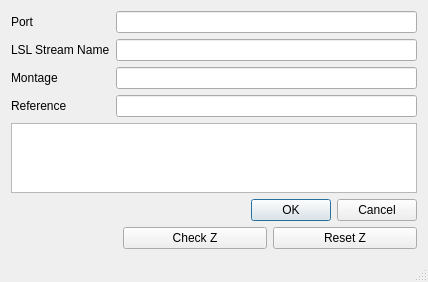
WearableSensing/App-WearableSensing, file GUI/mainwindow.ui: the form before one commit.
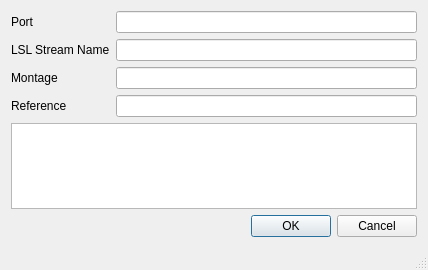
The form after the commit.

The edit to the form file:
```diff
--- a/GUI/mainwindow.ui
+++ b/GUI/mainwindow.ui
@@ -61,38 +61,6 @@
      </widget>
     </item>
 
-<item row="9" column="2">
- <layout class="QHBoxLayout" name="zButtonLayout">
-  <item>
-   <spacer>
-    <property name="orientation">
-     <enum>Qt::Horizontal</enum>
-    </property>
-   </spacer>
-  </item>
-  <item>
-   <widget class="QPushButton" name="ZButton">
-    <property name="toolTip">
-     <string>&lt;html&gt;&lt;head/&gt;&lt;body&gt;&lt;p&gt;Checks Impedance&lt;/p&gt;&lt;/body&gt;&lt;/html&gt;</string>
-    </property>
-    <property name="text">
-     <string>Check Z</string>
-    </property>
-   </widget>
-  </item>
-  <item>
-   <widget class="QPushButton" name="ResetZButton">
-    <property name="toolTip">
-     <string>&lt;html&gt;&lt;head/&gt;&lt;body&gt;&lt;p&gt;Resets Impedance&lt;/p&gt;&lt;/body&gt;&lt;/html&gt;</string>
-    </property>
-    <property name="text">
-     <string>Reset Z</string>
-    </property>
-   </widget>
-  </item>
- </layout>
-</item>
-
     <item row="0" column="1">
      <widget class="QLabel" name="portLabel">
       <property name="text">
```
